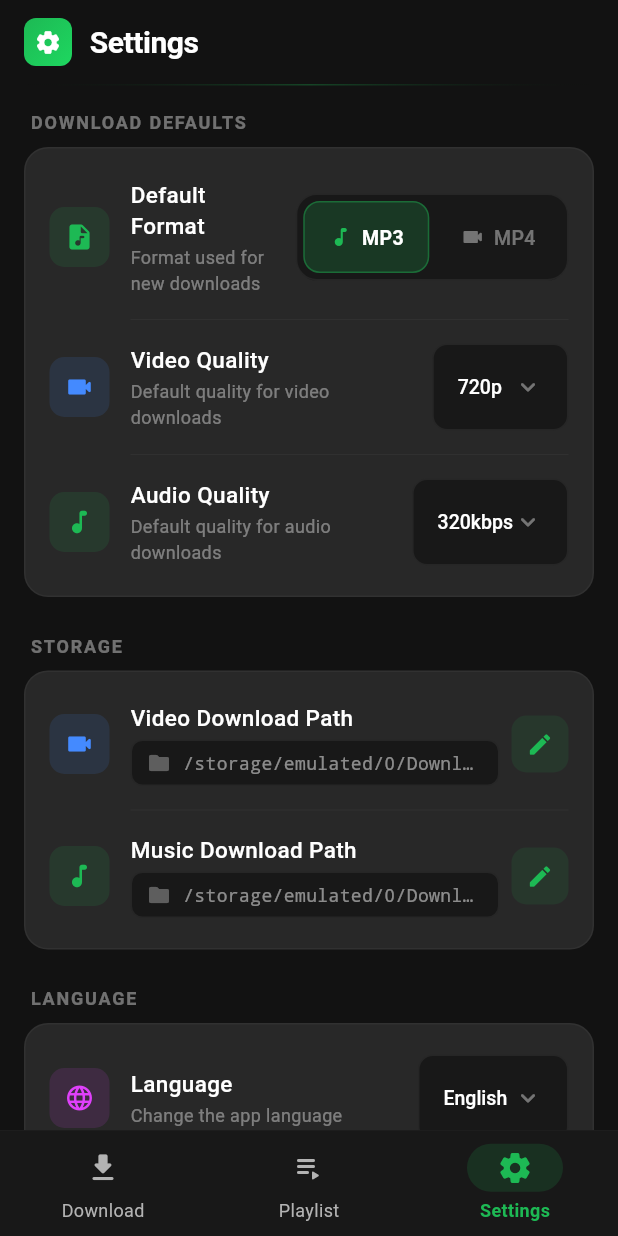
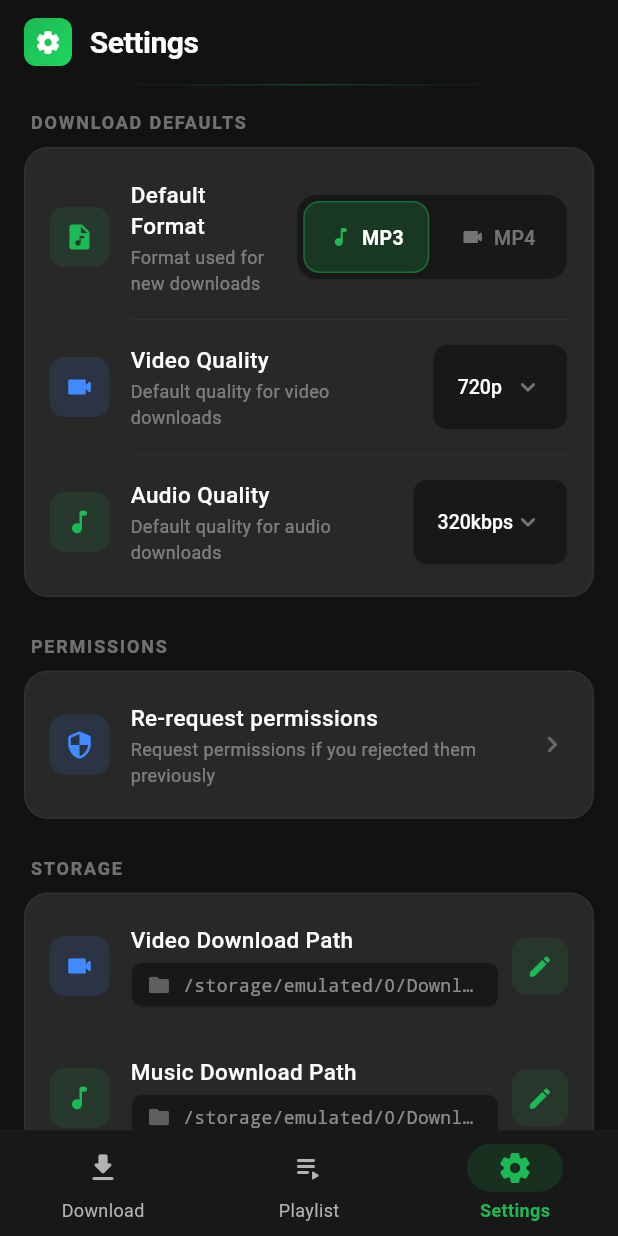
Before and after one commit to KleyMa/KoishiDownloader, a Flutter app: the screen it shows after launch, item 3 of the bottom bar chosen, on a phone screen of 412 x 824 dp. Run offline on Flutter 3.47's test engine with Material 3 defaults, Android fonts, the phone set to English and light mode, and no system bars; our stand-ins replace device_info_plus, easy_localization, file_picker, flutter_local_notifications, flutter_riverpod, open_filex and 2 more; missing offline and left inert: ffmpeg_kit_flutter_new; project files that could hold a hidden picture were left out.

Commit message:
feat: enhance permissions handling and refine app localization
- Add manual permission request button in settings
- Show modal dialog if permissions are denied on startup
- Update default download folder name to KoishiDownloader
- Improve language switcher snackbar lifecycle handling
- Handle Android share intents more robustly in MainActivity

```diff
--- a/assets/l10n/en.json
+++ b/assets/l10n/en.json
@@ -177,5 +177,12 @@
   "general_search": "Search",
   "cancel": "Cancel",
   "remove": "Remove",
-  "recommended": "Recommended"
+  "recommended": "Recommended",
+  "permissions": "Permissions",
+  "re_request_permissions": "Re-request permissions",
+  "re_request_permissions_desc": "Request permissions if you rejected them previously",
+  "permissions_modal_title": "Permissions Required",
+  "permissions_modal_desc": "The app might not work properly if permissions to download and manage files are not granted. You can always grant these permissions in the Settings section.",
+  "i_understand": "I understand.",
+  "permissions_granted": "All necessary permissions have been granted"
 }
--- a/assets/l10n/es.json
+++ b/assets/l10n/es.json
@@ -177,5 +177,12 @@
   "general_search": "Buscar",
   "cancel": "Cancelar",
   "remove": "Eliminar",
-  "recommended": "Recomendado"
+  "recommended": "Recomendado",
+  "permissions": "Permisos",
+  "re_request_permissions": "Volver a solicitar permisos",
+  "re_request_permissions_desc": "Solicita los permisos si los rechazaste anteriormente",
+  "permissions_modal_title": "Permisos Requeridos",
+  "permissions_modal_desc": "La app podría no funcionar bien si no se otorgan los permisos para descargar y administrar archivos. Siempre puedes conceder esos permisos en el apartado de Ajustes.",
+  "i_understand": "Entiendo.",
+  "permissions_granted": "Todos los permisos necesarios han sido concedidos"
 }
--- a/lib/core/constants/app_constants.dart
+++ b/lib/core/constants/app_constants.dart
@@ -56,8 +56,8 @@ class AppConstants {
   };
 
   // ── Default paths ───────────────────────────────────────────────────────
-  static const String defaultMusicFolder = 'MusicDownloader/Music';
-  static const String defaultVideoFolder = 'MusicDownloader/Videos';
+  static const String defaultMusicFolder = 'KoishiDownloader/Music';
+  static const String defaultVideoFolder = 'KoishiDownloader/Videos';
 
   // ── SharedPreferences keys ──────────────────────────────────────────────
   static const String keyDefaultFormat = 'default_format';
--- a/lib/features/settings/pages/settings_page.dart
+++ b/lib/features/settings/pages/settings_page.dart
@@ -7,6 +7,8 @@ import '../widgets/default_format_setting.dart';
 import '../widgets/default_quality_setting.dart';
 import '../widgets/download_path_setting.dart';
 import '../widgets/language_setting.dart';
+import '../../../core/utils/permissions_helper.dart';
+import 'package:permission_handler/permission_handler.dart';
 
 class SettingsPage extends ConsumerWidget {
   const SettingsPage({super.key});
@@ -84,6 +86,36 @@ class SettingsPage extends ConsumerWidget {
                       indent: 54,
                     ),
                     const DefaultQualitySetting(),
+                  ],
+                ),
+                const SizedBox(height: 24),
+
+                // Permissions section
+                _SectionHeader(title: tr('permissions')),
+                const SizedBox(height: 8),
+                _SettingsCard(
+                  children: [
+                    _PermissionsReRequestTile(
+                      onTap: () async {
+                        final granted = await PermissionsHelper.requestAllPermissions();
+                        if (!context.mounted) return;
+                        if (granted) {
+                          ScaffoldMessenger.of(context).clearSnackBars();
+                          ScaffoldMessenger.of(context).showSnackBar(
+                            SnackBar(
+                              content: Text(
+                                tr('permissions_granted'),
+                                style: const TextStyle(color: Colors.white),
+                              ),
+                              backgroundColor: const Color(0xFF1DB954),
+                              behavior: SnackBarBehavior.floating,
+                            ),
+                          );
+                        } else {
+                          openAppSettings();
+                        }
+                      },
+                    ),
                   ],
                 ),
                 const SizedBox(height: 24),
@@ -345,3 +377,69 @@ class _UpdateYtDlpTile extends StatelessWidget {
     );
   }
 }
+
+class _PermissionsReRequestTile extends StatelessWidget {
+  final VoidCallback onTap;
+
+  const _PermissionsReRequestTile({required this.onTap});
+
+  @override
+  Widget build(BuildContext context) {
+    return Material(
+      color: Colors.transparent,
+      child: InkWell(
+        borderRadius: BorderRadius.circular(10),
+        onTap: onTap,
+        child: Padding(
+          padding: const EdgeInsets.symmetric(vertical: 4),
+          child: Row(
+            children: [
+              Container(
+                width: 40,
+                height: 40,
+                decoration: BoxDecoration(
+                  color: Colors.blueAccent.withValues(alpha: 0.12),
+                  borderRadius: BorderRadius.circular(10),
+                ),
+                child: const Icon(
+                  Icons.security_rounded,
+                  color: Colors.blueAccent,
+                  size: 20,
+                ),
+              ),
+              const SizedBox(width: 14),
+              Expanded(
+                child: Column(
+                  crossAxisAlignment: CrossAxisAlignment.start,
+                  children: [
+                    Text(
+                      tr('re_request_permissions'),
+                      style: const TextStyle(
+                        color: Colors.white,
+                        fontSize: 15,
+                        fontWeight: FontWeight.w500,
+                      ),
+                    ),
+                    const SizedBox(height: 2),
+                    Text(
+                      tr('re_request_permissions_desc'),
+                      style: TextStyle(
+                        color: Colors.white.withValues(alpha: 0.4),
+                        fontSize: 12,
+                      ),
+                    ),
+                  ],
+                ),
+              ),
+              Icon(
+                Icons.chevron_right_rounded,
+                color: Colors.white.withValues(alpha: 0.3),
+                size: 22,
+              ),
+            ],
+          ),
+        ),
+      ),
+    );
+  }
+}
--- a/lib/features/settings/providers/settings_provider.dart
+++ b/lib/features/settings/providers/settings_provider.dart
@@ -15,7 +15,7 @@ class SettingsNotifier extends StateNotifier<AppSettings> {
     final audioQuality =
         prefs.getString(AppConstants.keyDefaultAudioQuality) ?? '320kbps';
     // Using absolute paths in the public Download directory so yt-dlp has write access on Android 10+
-    const defaultBase = '/storage/emulated/0/Download/MusicDownloader';
+    const defaultBase = '/storage/emulated/0/Download/KoishiDownloader';
     var videoPath = prefs.getString(AppConstants.keyVideoPath);
     var musicPath = prefs.getString(AppConstants.keyMusicPath);
 
--- a/lib/main.dart
+++ b/lib/main.dart
@@ -6,7 +6,6 @@ import 'package:flutter_riverpod/flutter_riverpod.dart';
 import 'app.dart';
 import 'core/services/notification_service.dart';
 import 'core/services/platform_channel.dart';
-import 'core/utils/permissions_helper.dart';
 
 void main() async {
   WidgetsFlutterBinding.ensureInitialized();
--- a/lib/navigation/app_router.dart
+++ b/lib/navigation/app_router.dart
@@ -21,8 +21,45 @@ class _AppRouterState extends State<AppRouter> {
     super.initState();
     // Request permissions after the first frame is rendered
     // to avoid blocking the Flutter engine initialization in release mode.
-    WidgetsBinding.instance.addPostFrameCallback((_) {
-      PermissionsHelper.requestAllPermissions();
+    WidgetsBinding.instance.addPostFrameCallback((_) async {
+      final granted = await PermissionsHelper.requestAllPermissions();
+      if (!granted && mounted) {
+        showDialog(
+          context: context,
+          builder: (ctx) => AlertDialog(
+            backgroundColor: const Color(0xFF282828),
+            shape: RoundedRectangleBorder(
+              borderRadius: BorderRadius.circular(16),
+            ),
+            title: Text(
+              tr('permissions_modal_title'),
+              style: const TextStyle(
+                color: Colors.white,
+                fontWeight: FontWeight.bold,
+              ),
+            ),
+            content: Text(
+              tr('permissions_modal_desc'),
+              style: TextStyle(
+                color: Colors.white.withValues(alpha: 0.8),
+                fontSize: 15,
+              ),
+            ),
+            actions: [
+              TextButton(
+                onPressed: () => Navigator.of(ctx).pop(),
+                child: Text(
+                  tr('i_understand'),
+                  style: const TextStyle(
+                    color: Color(0xFF1DB954),
+                    fontWeight: FontWeight.w600,
+                  ),
+                ),
+              ),
+            ],
+          ),
+        );
+      }
     });
   }
 
```
Also changed, not shown: lib/features/settings/widgets/language_setting.dart (+5 -3 lines), 1 other file.
